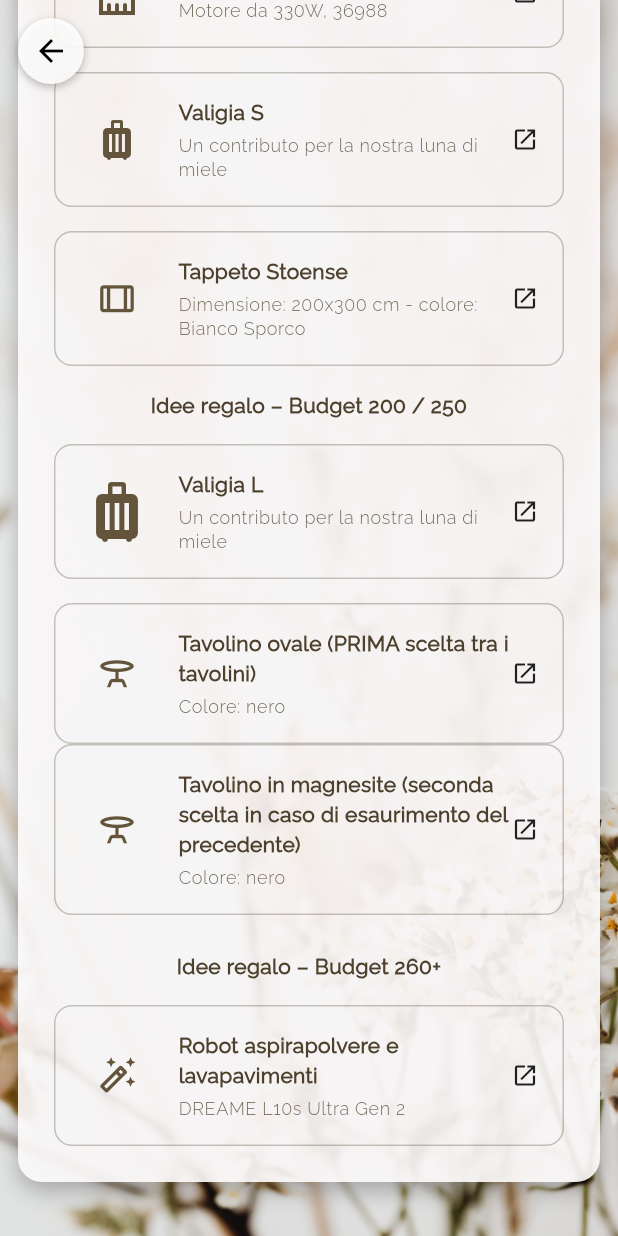
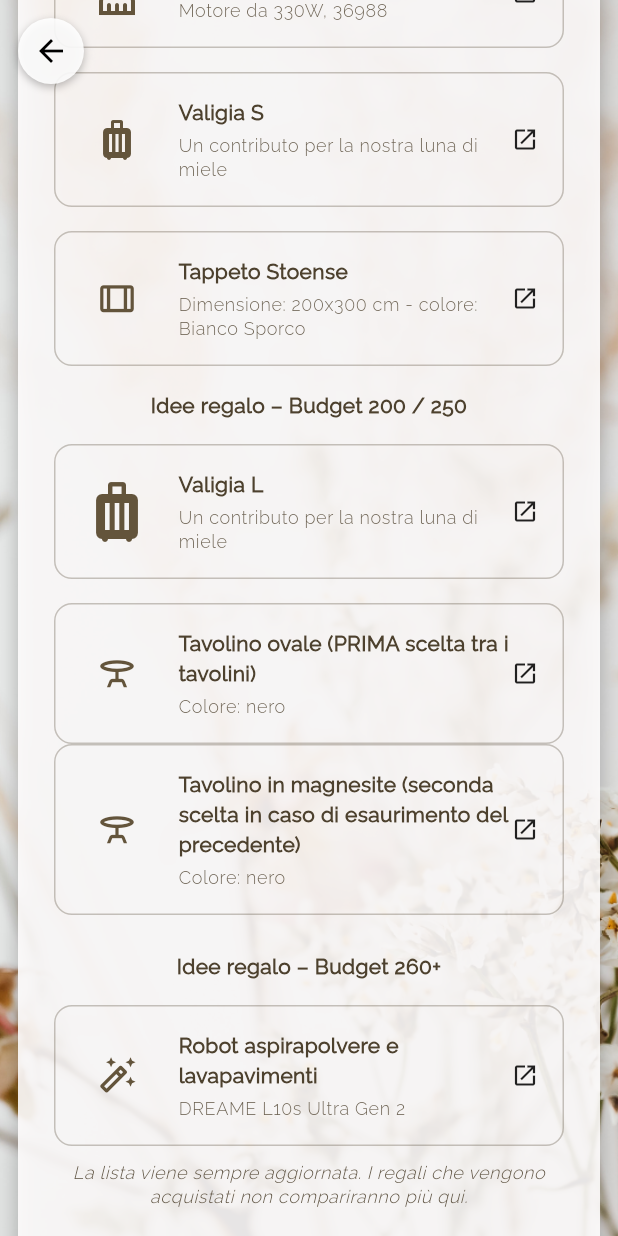
Before and after one commit to LauraG2000/Wedding, a Flutter app: the WeddingList screen opened directly, scrolled down 790 dp, on a phone screen of 412 x 824 dp. Run offline on Flutter 3.47's test engine with Material 3 defaults, Android fonts, the phone set to English and light mode, and no system bars; our stand-ins replace chopper; generated files the repository leaves out were written again.

Commit message:
aggiornata lista

```diff
--- a/lib/features/support/pages/wedding_list.dart
+++ b/lib/features/support/pages/wedding_list.dart
@@ -131,8 +131,8 @@ class WeddingList extends StatelessWidget {
                               iconSize: IconSize.s32,
                               title: 'Copri piumino matrimoniale',
                               subtitle:
-                                  'Set completo (1 copripiumino + 2 federe) - dimensione: 240x220/50x80 cm- colore: giallo / arancio ',
-                              link: 'https://www.ikea.com/it/it/p/hamnsenap-copripiumino-e-2-federe-giallo-fantasia-30614088/',
+                                  'Set completo (1 copripiumino + 2 federe) - dimensione: 240x220/50x80 cm- colore: rosa-arancio / bianco ',
+                              link: 'https://www.ikea.com/it/it/p/rodgersia-copripiumino-e-2-federe-rosa-bianco-70579441/',
                             ),
                             const SizedBox(height: PaddingValues.p16),
 
@@ -239,6 +239,17 @@ class WeddingList extends StatelessWidget {
                               link:
                                   'https://www.amazon.it/dp/B0DCVYS9FQ/?coliid=I3R78DLPXPOCT9&colid=HXH49F53IVGC&psc=1&ref_=cm_sw_r_apann_lstpd_P7HQA6TS86BPHTCW47N8&language=en-US',
                             ),
+                            // --- PS finale ---
+                            const SizedBox(height: PaddingValues.p10),
+                            Text(
+                              'La lista viene sempre aggiornata. I regali che vengono acquistati non compariranno più qui.',
+                              textAlign: TextAlign.center,
+                              style: Theme.of(context).textTheme.bodySmall?.copyWith(
+                                fontStyle: FontStyle.italic,
+                                color: Theme.of(context).colorScheme.surfaceDim.withValues(alpha: 0.9),
+                              ),
+                            ),
+                            const SizedBox(height: PaddingValues.p16),
                           ],
                         ),
                       ),
@@ -262,7 +273,7 @@ class WeddingList extends StatelessWidget {
                     },
                     child: Container(
                       decoration: BoxDecoration(
-                        color: Colors.white.withOpacity(0.9),
+                        color: Colors.white.withValues(alpha: 0.9),
                         shape: BoxShape.circle,
                         boxShadow: const [BoxShadow(color: Colors.black26, blurRadius: 4, offset: Offset(0, 2))],
                       ),
```
